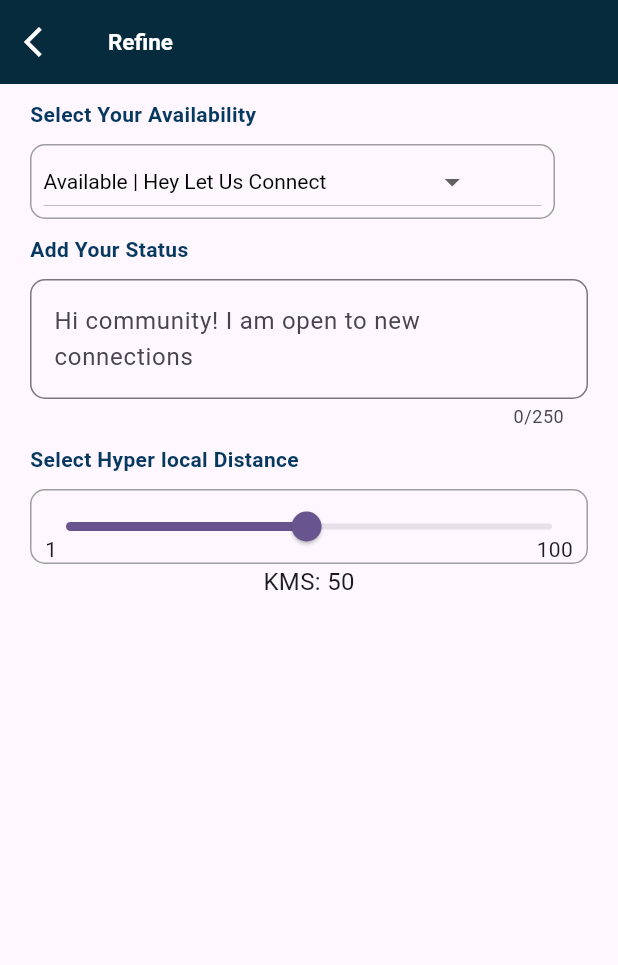
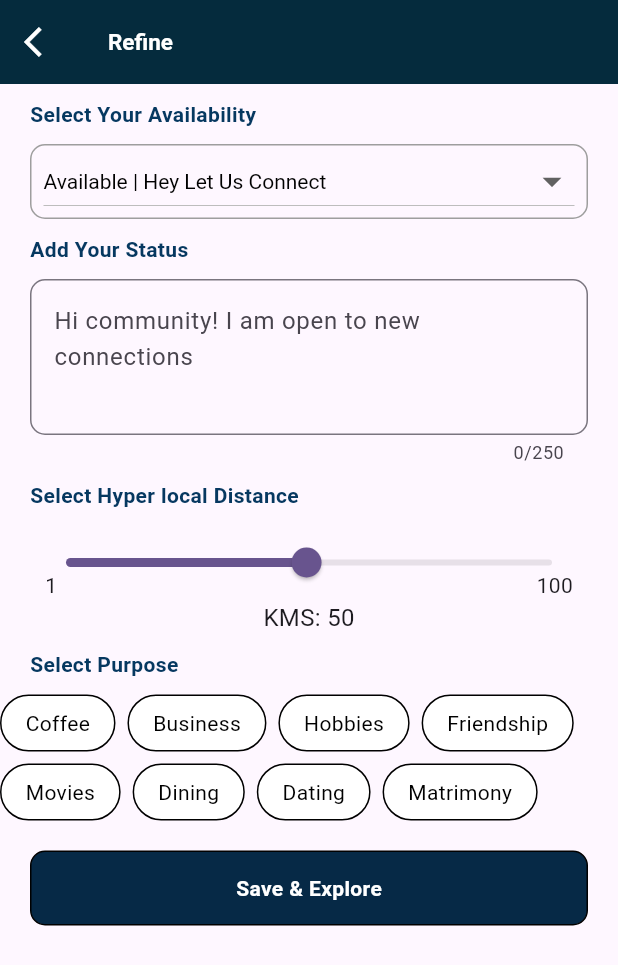
Before and after one commit to DataWhisperer10/FlutterSocialApp, a Flutter app: the screen it shows after launch, on a phone screen of 412 x 824 dp. Shown: the top 965 px of the screen. Run offline on Flutter 3.47's test engine with Material 3 defaults, Android fonts, the light colour scheme and no system bars; our stand-ins replace google_fonts.

Commit message:
added the chips to select and explore button. converted them to a widget for better code readability.

```diff
--- /dev/null
+++ b/lib/app_utils.dart
@@ -0,0 +1,28 @@
+import 'package:flutter/material.dart';
+import 'package:google_fonts/google_fonts.dart';
+import 'package:netclan_explorer/app_sizing.dart';
+
+class AppUtils {
+  static Widget commonButtonFullWidth(String text, Function() onTap) {
+    return InkWell(
+      onTap: onTap,
+      child: Container(
+        height: AppSizing.screenSizeonHeight(50),
+        width: double.infinity,
+        decoration: BoxDecoration(
+            color: Colors.black,
+            border: Border.all(),
+            borderRadius: BorderRadius.circular(6)),
+        child: Center(
+          child: Text(
+            text,
+            style: GoogleFonts.roboto(
+                color: Colors.white,
+                fontSize: AppSizing.screenSizeonHeight(13),
+                fontWeight: FontWeight.bold),
+          ),
+        ),
+      ),
+    );
+  }
+}
--- a/lib/modules/refine/view/refine_view.dart
+++ b/lib/modules/refine/view/refine_view.dart
@@ -11,6 +11,18 @@ class _RefineViewState extends State<RefineView> {
   String dropdownValue = 'Available | Hey Let Us Connect';
   final TextEditingController _textEditingController = TextEditingController();
   double _selectedValue = 50;
+  List<String> selectedChips = [
+    "Coffee",
+    "Business",
+    "Hobbies",
+    "Friendship",
+    "Movies",
+    "Dining",
+    "Dating",
+    "Matrimony"
+  ];
+  List<bool> isChipSelected =
+      List.filled(8, false); // Initialize with false values
 
   @override
   void dispose() {
@@ -60,7 +72,7 @@ class _RefineViewState extends State<RefineView> {
           Padding(
             padding: const EdgeInsets.symmetric(horizontal: 20.0),
             child: Container(
-              width: 350,
+              width: double.infinity,
               height: 50,
               decoration: BoxDecoration(
                 borderRadius: BorderRadius.circular(10),
@@ -68,30 +80,7 @@ class _RefineViewState extends State<RefineView> {
               ),
               child: Padding(
                   padding: const EdgeInsets.symmetric(horizontal: 8.0),
-                child: DropdownButton<String>(
-                  value: dropdownValue,
-                  icon: const Icon(Icons.arrow_drop_down),
-                  iconSize: 24,
-                  elevation: 15,
-                  style: const TextStyle(color: Colors.black),
-                  onChanged: (String? newValue) {
-                    setState(() {
-                      dropdownValue = newValue!;
-                    });
-                  },
-                  items: <String>[
-                    'Available | Hey Let Us Connect',
-                    'Away | Stat Discrete and Watch',
-                    'Busy | Do Not Disturb | Will Catch Up Later',
-                    'SOS | Emergency! Need Assistance! HELP'
-                  ].map<DropdownMenuItem<String>>((String value) {
-                    return DropdownMenuItem<String>(
-                      value: value,
-                      child: Text(value),
-                    );
-                  }).toList(),
-                ),
-              ),
+                  child: dropDownButton()),
             ),
           ),
           const Padding(
@@ -119,7 +108,7 @@ class _RefineViewState extends State<RefineView> {
                 ),
               ),
               maxLength: 250,
-              maxLines: null,
+              maxLines: 3,
               onChanged: (text) {
                 setState(() {});
               },
@@ -141,16 +130,106 @@ class _RefineViewState extends State<RefineView> {
           ),
           Padding(
               padding: const EdgeInsets.symmetric(horizontal: 20.0),
-            child: Stack(
+              child: sliderBar()),
+          Center(
+            child: Text(
+              'KMS: ${_selectedValue.round()}',
+              style: const TextStyle(fontSize: 16),
+            ),
+          ),
+          const Padding(
+            padding: EdgeInsets.symmetric(horizontal: 20, vertical: 10),
+            child: SizedBox(
+              height: 20,
+              width: 250,
+              child: Text(
+                "Select Purpose",
+                style: TextStyle(
+                  color: Color.fromARGB(255, 6, 56, 96),
+                  fontWeight: FontWeight.bold,
+                ),
+              ),
+            ),
+          ),
+          Wrap(
+            spacing: 8.0,
+            runSpacing: 8.0,
+            children: List.generate(
+              selectedChips.length,
+              (index) => GestureDetector(
+                onTap: () {
+                  setState(() {
+                    // Toggle the selection status of the chip
+                    isChipSelected[index] = !isChipSelected[index];
+                  });
+                },
+                child: Container(
+                  padding: const EdgeInsets.symmetric(
+                      horizontal: 16.0, vertical: 8.0),
+                  decoration: BoxDecoration(
+                      color: isChipSelected[index] // Cehck if chip is selected
+                          ? Color.fromARGB(255, 6, 41, 70)
+                          : Colors.white,
+                      borderRadius: BorderRadius.circular(20.0),
+                      border: Border.all()),
+                  child: Text(
+                    selectedChips[index],
+                    style: TextStyle(
+                      color: isChipSelected[
+                              index] // Set text color based on chip selection
+                          ? Colors.white
+                          : Colors.black,
+                    ),
+                  ),
+                ),
+              ),
+            ),
+          ),
+          Padding(
+              padding:
+                  const EdgeInsets.symmetric(horizontal: 20.0, vertical: 20),
+              child: gestureDetector())
+        ],
+      ),
+    );
+  }
+
+  Widget dropDownButton() {
+    return DropdownButton<String>(
+      value: dropdownValue,
+      isExpanded: true,
+      icon: const Icon(
+        Icons.arrow_drop_down,
+      ),
+      iconSize: 30,
+      elevation: 15,
+      style: const TextStyle(color: Colors.black),
+      onChanged: (String? newValue) {
+        setState(() {
+          dropdownValue = newValue!;
+        });
+      },
+      items: <String>[
+        'Available | Hey Let Us Connect',
+        'Away | Stat Discrete and Watch',
+        'Busy | Do Not Disturb | Will Catch Up Later',
+        'SOS | Emergency! Need Assistance! HELP'
+      ].map<DropdownMenuItem<String>>((String value) {
+        return DropdownMenuItem<String>(
+          value: value,
+          child: Text(value),
+        );
+      }).toList(),
+    );
+  }
+
+  Widget sliderBar() {
+    return Stack(
       alignment: AlignmentDirectional.center,
       children: [
         Container(
           width: double.infinity,
           height: 50,
-                  decoration: BoxDecoration(
-                    borderRadius: BorderRadius.circular(10),
-                    border: Border.all(color: Colors.grey),
-                  ),
         ),
         Slider(
           value: _selectedValue,
@@ -173,39 +252,26 @@ class _RefineViewState extends State<RefineView> {
           child: Text('100'),
         ),
       ],
-            ),
-          ),
-          Center(
-            child: Text(
-              'KMS: ${_selectedValue.round()}',
-              style: const TextStyle(fontSize: 16),
-            ),
-          ),
-        ],
-      ),
     );
   }
 
-  // void main() {
-  //   runApp(const MaterialApp(
-  //     home: RefineView(),
-  //   ));
-  Widget buildNumberItem(int value) {
+  Widget gestureDetector() {
     return GestureDetector(
       onTap: () {
-        // Handle the selection of the number
+        // Handle Save & Explore action
       },
       child: Container(
-        alignment: Alignment.center,
-        padding: EdgeInsets.symmetric(horizontal: 10),
-        margin: EdgeInsets.only(left: 5, right: 5),
         decoration: BoxDecoration(
+            border: Border.all(),
             borderRadius: BorderRadius.circular(10),
-          border: Border.all(color: Colors.grey),
+            color: const Color.fromARGB(255, 6, 41, 70)),
+        height: 50,
+        width: double.infinity,
+        child: const Center(
+          child: Text(
+            "Save & Explore",
+            style: TextStyle(color: Colors.white, fontWeight: FontWeight.bold),
           ),
-        child: Text(
-          value.toString(),
-          style: TextStyle(fontSize: 16),
         ),
       ),
     );
--- a/pubspec.yaml
+++ b/pubspec.yaml
@@ -35,6 +35,7 @@ dependencies:
   # The following adds the Cupertino Icons font to your application.
   # Use with the CupertinoIcons class for iOS style icons.
   cupertino_icons: ^1.0.6
+  google_fonts: ^6.2.0
 
 dev_dependencies:
   flutter_test:
```
Also changed, not shown: pubspec.lock, 1 other file. Lines whose indentation alone changed are shown as unchanged.
